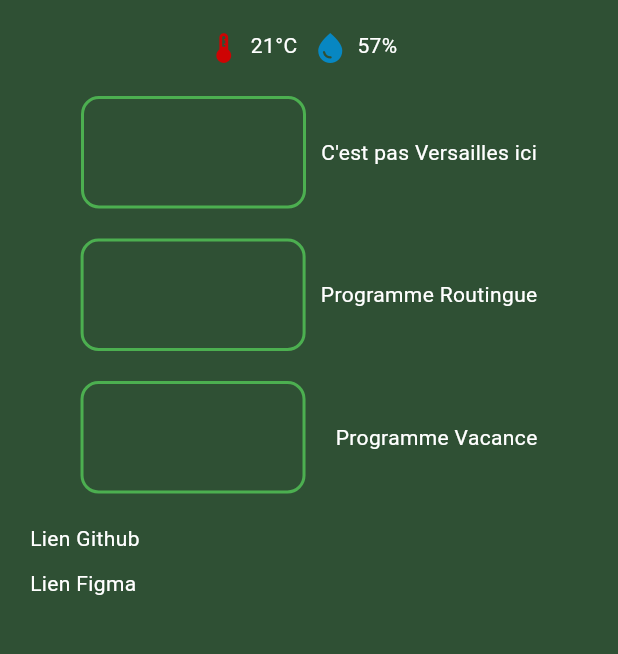
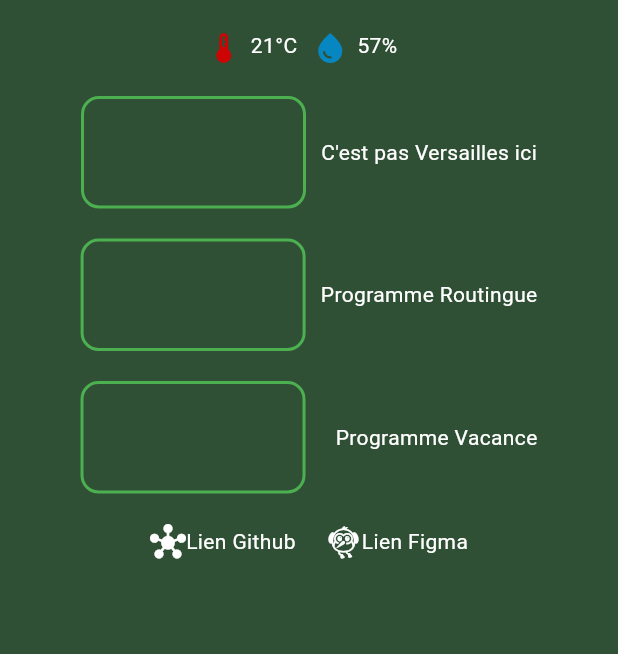
Before and after one commit to QuentinKevin/IOT-Application-Flutter, a Flutter app: the screen it shows after launch, on a phone screen of 412 x 824 dp, the part 81-735 px from its top. Run offline on Flutter 3.47's test engine with Material 3 defaults, Android fonts, the phone set to English and light mode, and no system bars.

Commit message:
ceci est un commit

```diff
--- a/iotapp/lib/main.dart
+++ b/iotapp/lib/main.dart
@@ -122,21 +122,26 @@ class _MyHomePageState extends State<MyHomePage> {
             ),
           ),
 
-          const SizedBox(height: 20), // Espacement avant les liens
-
-          // Liens en bas
-          const TextUrlWidget(
+          const SizedBox(height: 20),
+          const Row(
+            mainAxisAlignment: MainAxisAlignment.center,
+            children: <Widget>[
+              Icon(Icons.hub),
+              TextUrlWidget(
                 label: "Lien Github",
                 url: "https://github.com/QuentinKevin/IOT-Application-Flutter",
               ),
-          const SizedBox(height: 10),
-          const TextUrlWidget(
+              SizedBox(width: 20),
+              Icon(Icons.flutter_dash),
+              TextUrlWidget(
                 label: "Lien Figma",
                 url:
                     "https://www.figma.com/design/JfYg0CGDHf6rhzzkOCydZv/IOT-Application?node-id=13-61&node-type=instance&t=syIlL1rSvyzmCFA0-0",
               ),
             ],
           ),
+        ],
+      ),
     );
   }
 }
```
Lines whose indentation alone changed are shown as unchanged.
